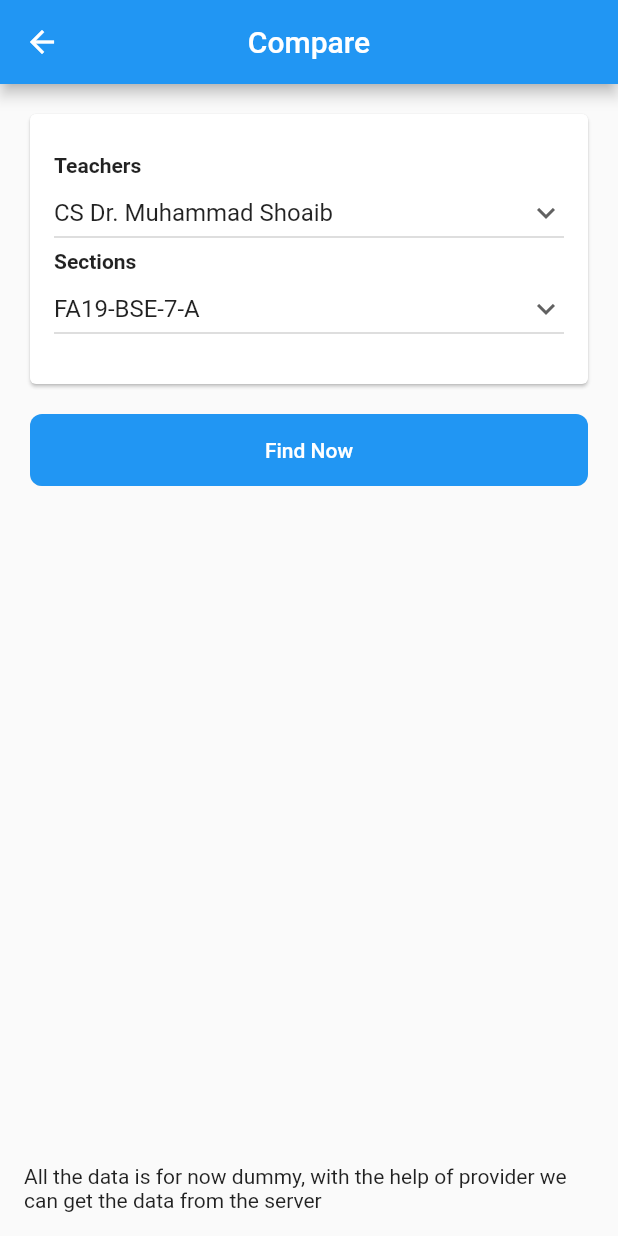
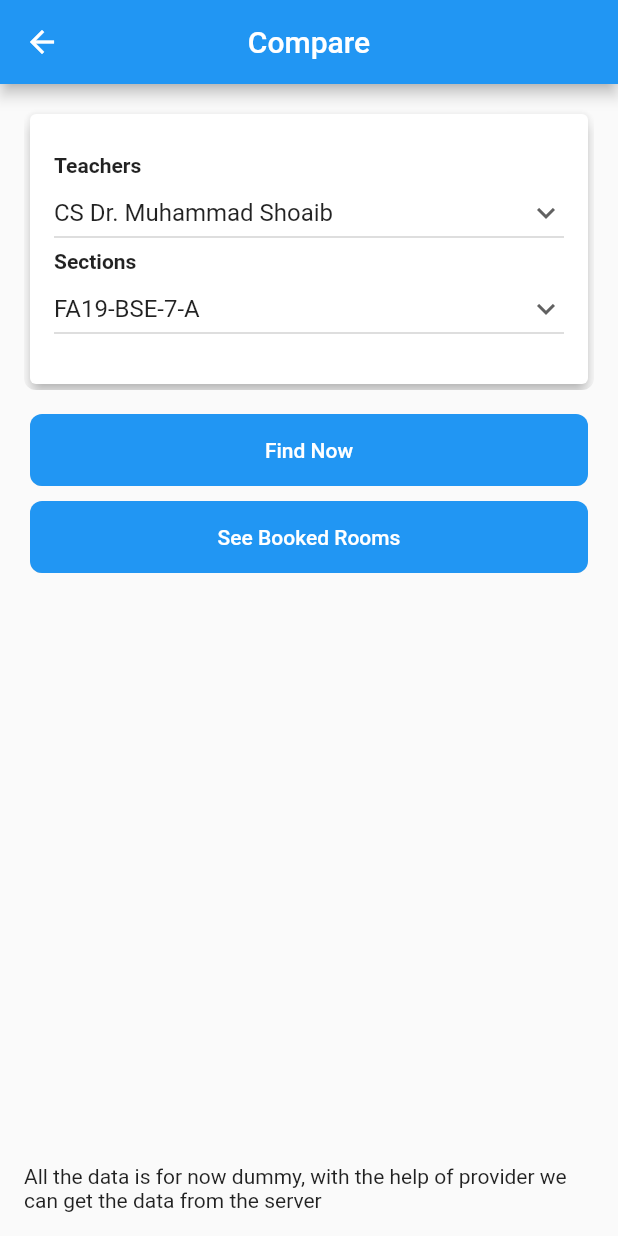
Before and after one commit to ahmadbintariq4u/kaswa_task, a Flutter app: the screen it shows after launch, after a tap on "Task 1", on a phone screen of 412 x 824 dp. Run offline on Flutter 3.47's test engine with Material 2 defaults, Android fonts, the phone set to English and light mode, and no system bars; our stand-ins replace csv, get, velocity_x; network calls fail; statements that could not run were skipped.

Commit message:
task_completed!

```diff
--- a/lib/app/modules/task_1/booking/controllers/booking_controller.dart
+++ b/lib/app/modules/task_1/booking/controllers/booking_controller.dart
@@ -34,7 +34,7 @@ class BookingController extends GetxController {
     Get.bottomSheet(
       Container(
         color: Colors.white,
-        height: Get.height * 0.52,
+        height: 1400,
         child: Column(
           // crossAxisAlignment: CrossAxisAlignment.,
           children: [
--- a/lib/app/modules/task_1/booking/views/booking_view.dart
+++ b/lib/app/modules/task_1/booking/views/booking_view.dart
@@ -58,6 +58,6 @@ class BookingView extends GetView<BookingController> {
               },
             ),
           ),
-        ]));
+        ]).p(kPadding));
   }
 }
--- a/lib/app/modules/task_1/controllers/task_1_controller.dart
+++ b/lib/app/modules/task_1/controllers/task_1_controller.dart
@@ -2,6 +2,7 @@ import 'package:flutter/material.dart';
 import 'package:get/get.dart';
 import 'package:intl/intl.dart';
 import 'package:kaswa_task/app/data/repository/timetable_repo.dart';
+import 'package:kaswa_task/app/modules/task_1/booking/models/booking_model.dart';
 
 import '../../../data/repository/freerooms_repo.dart';
 
@@ -12,7 +13,7 @@ class Task1Controller extends GetxController {
   var selectedTeacher = ''.obs;
   var selSection = ''.obs;
 
-  final booked_rooms = [].obs;
+  final booked_rooms = <BookingModel>[].obs;
   @override
   TextEditingController timeController = TextEditingController();
   TimeOfDay selectedTime = const TimeOfDay(hour: 00, minute: 00);
--- a/lib/app/modules/task_1/views/task_1_view.dart
+++ b/lib/app/modules/task_1/views/task_1_view.dart
@@ -7,6 +7,7 @@ import 'package:velocity_x/velocity_x.dart';
 
 import '../../../routes/app_pages.dart';
 import '../controllers/task_1_controller.dart';
+import 'booked_view.dart';
 
 class Task1View extends GetView<Task1Controller> {
   const Task1View({Key? key}) : super(key: key);
@@ -30,6 +31,15 @@ class Task1View extends GetView<Task1Controller> {
                       // Get.toNamed(Routes.BOOKING);
                     },
                     child: const Text("Find Now").p(kPadding))
+                .cornerRadius(kRaidus)
+                .pSymmetric(h: kPadding + 4),
+            kHeight,
+            ElevatedButton(
+                    onPressed: () {
+                      // Get.toNamed(Routes.BOOKING);
+                      Get.to(const BookedRooms());
+                    },
+                    child: const Text("See Booked Rooms").p(kPadding))
                 .cornerRadius(kRaidus)
                 .pSymmetric(h: kPadding + 4),
             const Spacer(),
--- /dev/null
+++ b/lib/app/themes/light_theme.dart
@@ -0,0 +1,7 @@
+import 'package:flutter/material.dart';
+
+getLightTheme() {
+  final base =
+      ThemeData.light().copyWith(cardTheme: const CardTheme(elevation: 4));
+  return base;
+}
--- a/lib/main.dart
+++ b/lib/main.dart
@@ -3,11 +3,13 @@ import 'package:flutter/material.dart';
 import 'package:get/get.dart';
 
 import 'app/routes/app_pages.dart';
+import 'app/themes/light_theme.dart';
 
 void main() {
   runApp(
     GetMaterialApp(
-      title: "Application",
+      title: "KASWA TASK",
+      theme: getLightTheme(),
       initialRoute: AppPages.INITIAL,
       getPages: AppPages.routes,
     ),
```
Also changed, not shown: lib/app/modules/task_1/views/booked_view.dart (added, +60 -0 lines).
